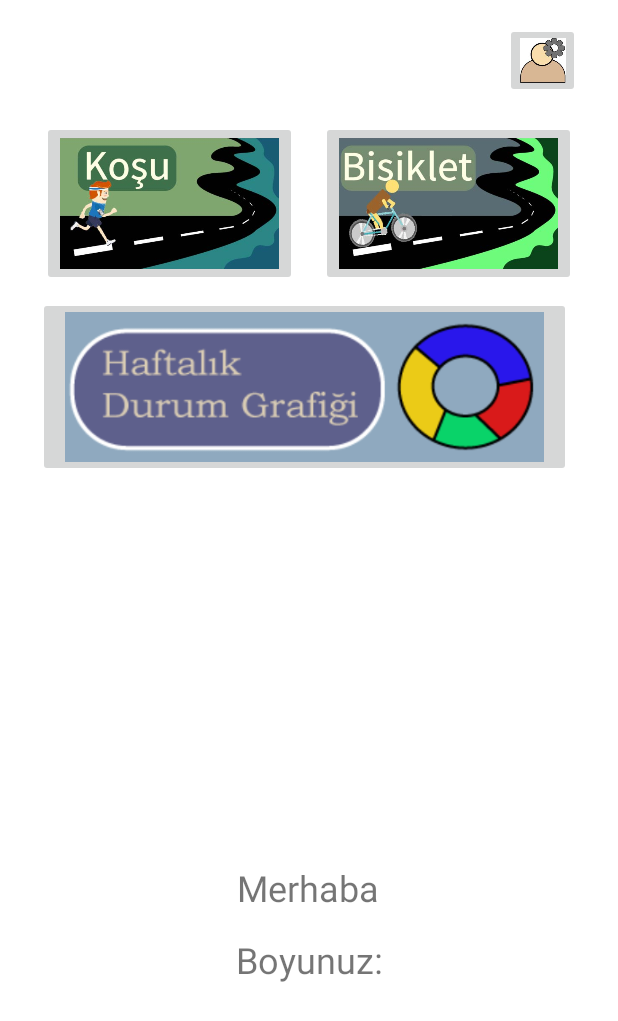
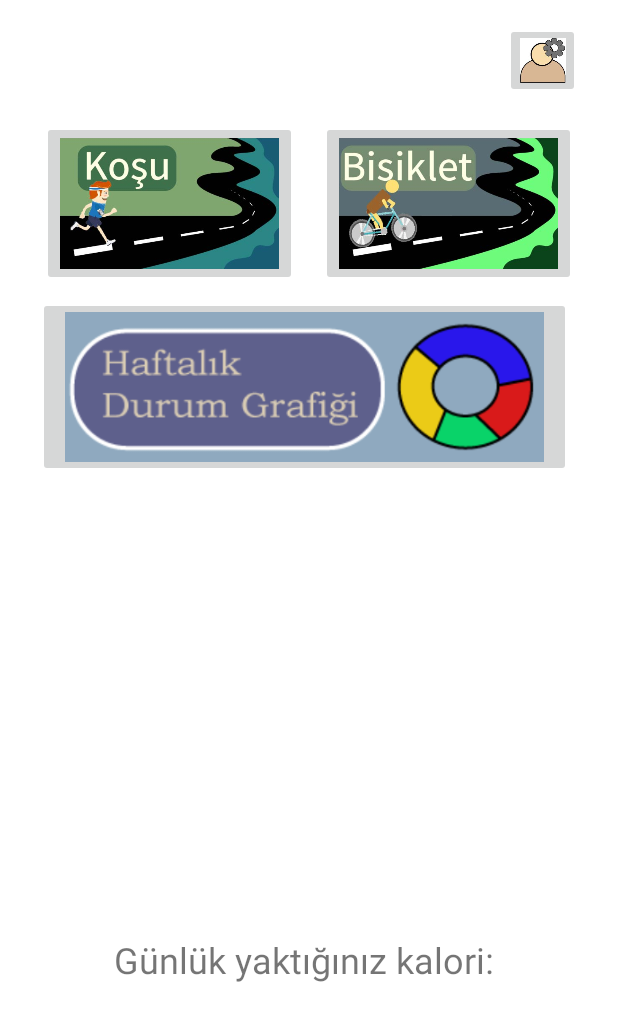
Before and after one commit to Qubits3/CalorieCalculator, an Android app: the layout activity_main.xml on its own in the app's theme, with its tools: preview values and no code run, on a phone screen of 412 x 824 dp. Shown: the top 1021 px of the screen. Run offline under Robolectric (Android 15) with nearby library versions, the phone set to English and light mode, and no system bars.

Commit message:
-Added to main daily calories and images changing with radiobuttons options.

```diff
--- a/app/src/main/res/layout/activity_main.xml
+++ b/app/src/main/res/layout/activity_main.xml
@@ -71,29 +71,17 @@
         android:contentDescription="@string/todo" />
 
     <TextView
-        android:id="@+id/ad"
+        android:id="@+id/kaloriVew"
         android:layout_width="wrap_content"
         android:layout_height="wrap_content"
-        android:layout_marginBottom="216dp"
-        android:text="@string/merhaba"
+        android:layout_marginBottom="168dp"
+        android:text="Günlük yaktığınız kalori: "
 
         android:textSize="24sp"
         app:layout_constraintBottom_toBottomOf="parent"
         app:layout_constraintEnd_toEndOf="parent"
-        app:layout_constraintHorizontal_bias="0.498"
+        app:layout_constraintHorizontal_bias="0.496"
         app:layout_constraintStart_toStartOf="parent" />
-
-    <TextView
-        android:id="@+id/boy"
-        android:layout_width="wrap_content"
-        android:layout_height="wrap_content"
-        android:layout_marginTop="15dp"
-        android:text="@string/boyunuz"
-        android:textSize="24sp"
-        app:layout_constraintEnd_toEndOf="parent"
-        app:layout_constraintHorizontal_bias="0.502"
-        app:layout_constraintStart_toStartOf="parent"
-        app:layout_constraintTop_toBottomOf="@+id/ad" />
 
 
 </androidx.constraintlayout.widget.ConstraintLayout>
```
Also changed, not shown: app/src/main/java/com/example/caloriecalculator/FirstActivity.java (+2 -12 lines), app/src/main/java/com/example/caloriecalculator/MainActivity.java (+3 -4 lines).
